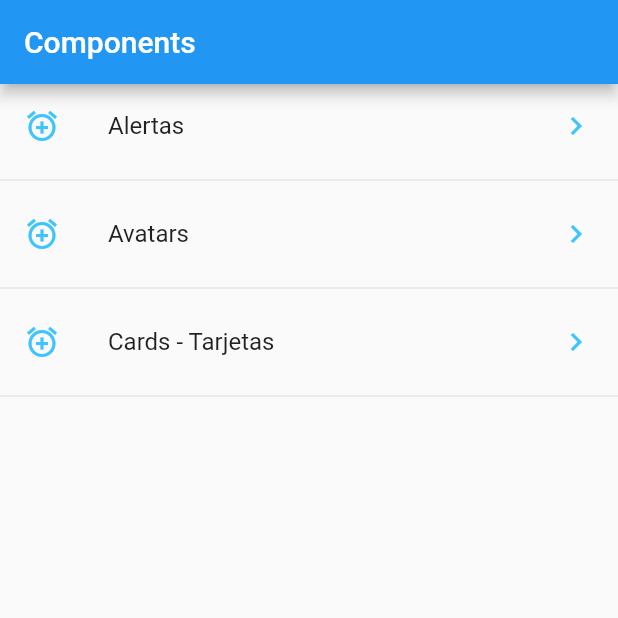
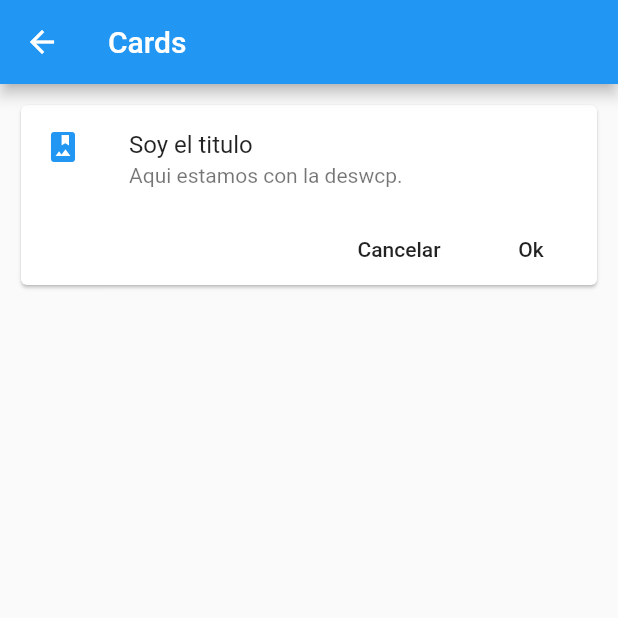
Before and after one commit to jsflor/flutterComponents, a Flutter app: the screen it shows after launch, after a tap on "Cards - Tarjetas", on a phone screen of 412 x 824 dp, the top half of it. Run offline on Flutter 3.47's test engine with Material 2 defaults, Android fonts, the phone set to English and light mode, and no system bars.

Commit message:
Navigation & Cards

```diff
--- a/lib/main.dart
+++ b/lib/main.dart
@@ -1,6 +1,6 @@
 import 'package:flutter/material.dart';
-
-import 'src/pages/HomePage.dart';
+import 'package:flutterapp/src/pages/AlertPage.dart';
+import 'package:flutterapp/src/routes/Routes.dart';
 
 void main(){
   runApp(new MyApp());
@@ -12,7 +12,15 @@ class MyApp extends StatelessWidget {
     return MaterialApp(
         debugShowCheckedModeBanner: false,
         title: 'Components',
-        home: new HomePage()
+        /*home: new HomePage(),*/
+        initialRoute: '/',
+        routes: getAppRoutes(),
+        onGenerateRoute: (RouteSettings settings){
+          return MaterialPageRoute(
+            builder: (BuildContext context) => AlertPage()
+          );
+        },
+
     );
   }
 }
--- /dev/null
+++ b/lib/src/pages/CardPage.dart
@@ -0,0 +1,45 @@
+import 'package:flutter/material.dart';
+
+class CardPage extends StatelessWidget {
+  @override
+  Widget build(BuildContext context) {
+    return Scaffold(
+      appBar: AppBar(
+        title: Text('Cards'),
+      ),
+      body: ListView(
+        padding: EdgeInsets.all(10),
+        children: <Widget>[
+          _cardType1()
+        ],
+      ),
+    );
+  }
+}
+
+Widget _cardType1(){
+  return Card(
+    child: Column(
+      children: <Widget>[
+        ListTile(
+          leading: Icon(Icons.photo_album, color: Colors.blue),
+          title: Text('Soy el titulo'),
+          subtitle: Text('Aqui estamos con la deswcp.'),
+        ),
+        Row(
+          mainAxisAlignment: MainAxisAlignment.end,
+          children: <Widget>[
+            FlatButton(
+              child: Text('Cancelar'),
+              onPressed: (){},
+            ),
+            FlatButton(
+              child: Text('Ok'),
+              onPressed: (){},
+            )
+          ],
+        )
+      ],
+    ),
+  );
+}
--- a/lib/src/pages/HomePage.dart
+++ b/lib/src/pages/HomePage.dart
@@ -1,5 +1,7 @@
 import 'package:flutter/material.dart';
+import 'package:flutterapp/src/pages/AlertPage.dart';
 import 'package:flutterapp/src/providers/MenuProvider.dart';
+import 'package:flutterapp/src/utils/icon_string_util.dart';
 
 class HomePage extends StatelessWidget {
   @override
@@ -19,7 +21,7 @@ class HomePage extends StatelessWidget {
       initialData: [],
       builder: (context, AsyncSnapshot<List<dynamic>> snapshot){
         return ListView(
-          children: _listItems(snapshot.data),
+          children: _listItems(snapshot.data, context),
         );
       },
     );
@@ -28,15 +30,21 @@ class HomePage extends StatelessWidget {
 //    );
   }
 
-  List<Widget> _listItems(List<dynamic> data){
+  List<Widget> _listItems(List<dynamic> data, BuildContext context){
     final List<Widget> opts = [];
 
     data.forEach((opt){
       final widgetTemp = ListTile(
         title: Text(opt['texto']),
-        leading: Icon(Icons.add_alarm, color: Colors.lightBlueAccent),
+        leading: getIcon(opt['icon']),
         trailing: Icon(Icons.keyboard_arrow_right, color: Colors.lightBlueAccent),
-        onTap: (){}
+        onTap: (){
+          Navigator.pushNamed(context, opt['ruta']);
+          /*final route = MaterialPageRoute(
+            builder: ( context ) => AlertPage()
+          );
+          Navigator.push(context, route);*/
+        }
       );
       opts.add(widgetTemp);
       opts.add(Divider());
--- /dev/null
+++ b/lib/src/routes/Routes.dart
@@ -0,0 +1,14 @@
+import 'package:flutter/material.dart';
+import 'package:flutterapp/src/pages/AlertPage.dart';
+import 'package:flutterapp/src/pages/AvatarPage.dart';
+import 'package:flutterapp/src/pages/CardPage.dart';
+import 'package:flutterapp/src/pages/HomePage.dart';
+
+Map<String, WidgetBuilder> getAppRoutes(){
+  return {
+    '/': (BuildContext context) => HomePage(),
+    'alert': (BuildContext context) => AlertPage(),
+    'avatar': (BuildContext context) => AvatarPage(),
+    'card': (BuildContext context) => CardPage(),
+  };
+}
--- /dev/null
+++ b/lib/src/utils/icon_string_util.dart
@@ -0,0 +1,11 @@
+import 'package:flutter/material.dart';
+
+final _icons = <String, IconData>{
+  "add_alert": Icons.add_alert,
+  "accessibility": Icons.accessibility,
+  "folder_open": Icons.folder_open
+};
+
+Icon getIcon(String iconName){
+  return Icon(_icons[iconName], color: Colors.blue);
+}
```
Also changed, not shown: lib/src/pages/AlertPage.dart (added, +18 -0 lines), lib/src/pages/AvatarPage.dart (added, +12 -0 lines).
